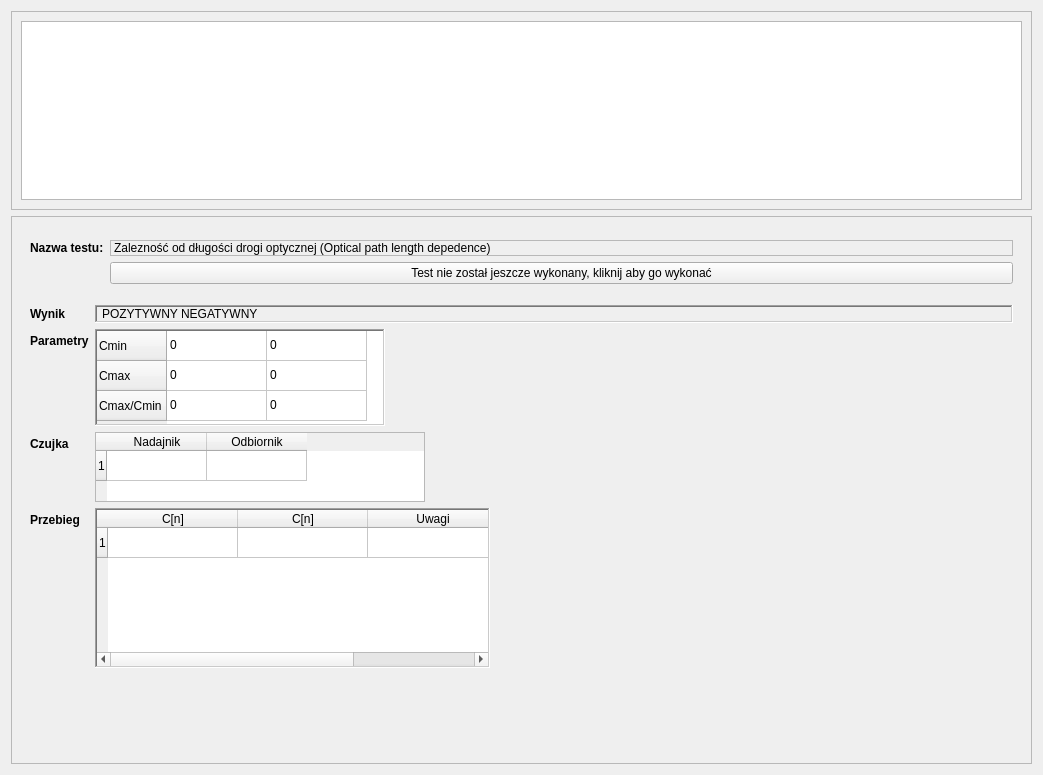
wiacekmarcin/CzujkiLiniowe, file CzujkiLinioweApp/listabadan.ui: the form before one commit.
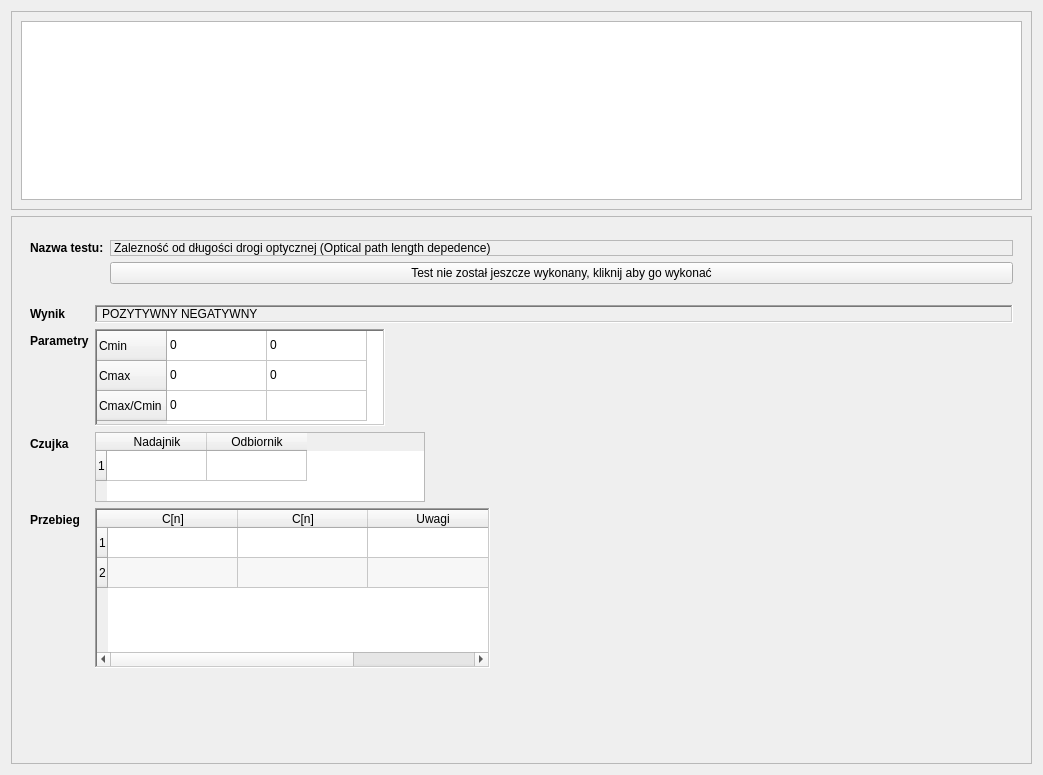
The form after the commit. The open tabs and pages were chosen to show the change.

Patch:
```diff
--- a/CzujkiLinioweApp/listabadan.ui
+++ b/CzujkiLinioweApp/listabadan.ui
@@ -1741,7 +1741,7 @@
                </item>
                <item row="2" column="1">
                 <property name="text">
-                 <string>0</string>
+                 <string/>
                 </property>
                </item>
               </widget>
@@ -1828,6 +1828,11 @@
                  <string>1</string>
                 </property>
                </row>
+               <row>
+                <property name="text">
+                 <string>2</string>
+                </property>
+               </row>
                <column>
                 <property name="text">
                  <string>C[n]</string>
```
Left out of the diff: 2 changed lines with no effect on the pictures.
